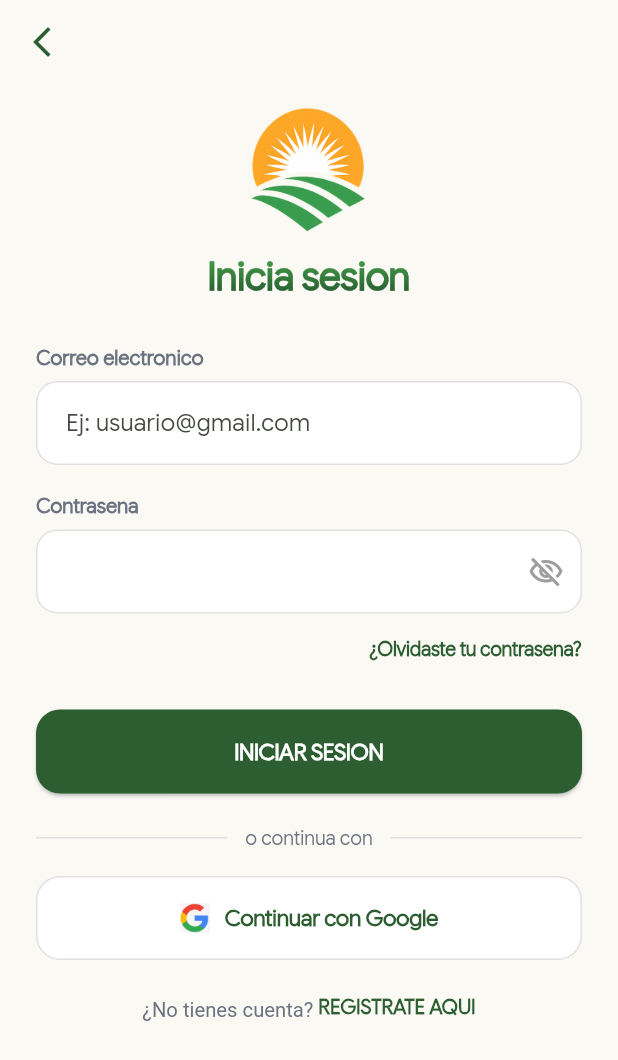
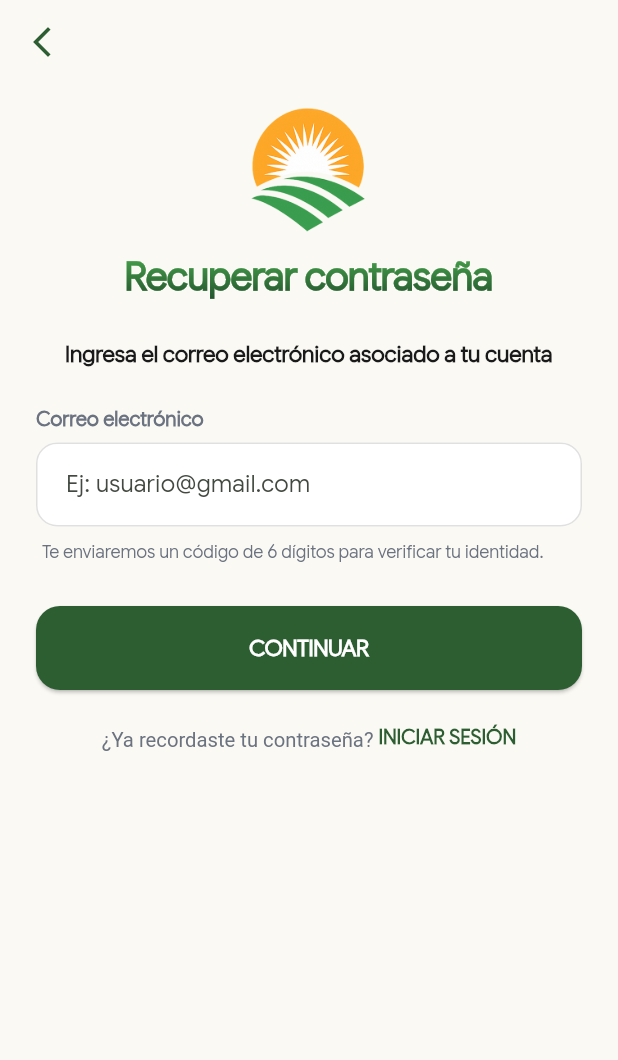
Before and after one commit to juantorresgonzalez5931-ship-it/tecnoagro, a Flutter app: the LoginScreen screen opened directly, after a tap on "¿Olvidaste tu contrasena?", on a phone screen of 412 x 824 dp. Shown: the top 1060 px of the screen. Run offline on Flutter 3.47's test engine with Material 3 defaults, Android fonts, the phone set to English and light mode, and no system bars; our stand-ins replace shared_preferences; accounts and stored records are empty; project files that could hold a hidden picture were left out.

Commit message:
recuperar contraseña

```diff
--- a/frontend/Tecnoagro/lib/pantallas/login.dart
+++ b/frontend/Tecnoagro/lib/pantallas/login.dart
@@ -1,4 +1,5 @@
 import 'package:flutter/material.dart';
+import 'package:frontend/pantallas/recuperar.dart';
 import 'package:frontend/widgets/app_text_field.dart';
 import '/service/services/user_service.dart';
 import 'package:shared_preferences/shared_preferences.dart';
@@ -136,7 +137,10 @@ class _LoginScreenState extends State<LoginScreen> {
               Align(
                 alignment: Alignment.centerRight,
                 child: TextButton(
-                  onPressed: () {},
+                  onPressed: () => Navigator.push(
+                    context,
+                    MaterialPageRoute(builder: (_) => const RecuperarScreen())
+                  ),
                   style: TextButton.styleFrom(foregroundColor: AppColors.verdePrimario, padding: EdgeInsets.zero),
                   child: const Text('¿Olvidaste tu contrasena?', style: TextStyle(fontWeight: FontWeight.w600, fontSize: 13)),
                 ),
--- a/frontend/Tecnoagro/lib/pantallas/recuperar.dart
+++ b/frontend/Tecnoagro/lib/pantallas/recuperar.dart
@@ -0,0 +1,172 @@
+import 'package:flutter/material.dart';
+import 'package:frontend/core/colores.dart';
+import 'package:frontend/pantallas/verificar_codigo.dart';
+import 'package:frontend/service/services/recuperar_service.dart';
+import 'package:frontend/widgets/app_text_field.dart';
+
+class RecuperarScreen extends StatefulWidget {
+  const RecuperarScreen({super.key});
+
+  @override
+  State<RecuperarScreen> createState() => _RecuperarScreenState();
+}
+
+class _RecuperarScreenState extends State<RecuperarScreen> {
+  final _emailController = TextEditingController();
+  final _recuperarService = RecuperarService();
+  bool _isLoading = false;
+
+  static final _regexEmail = RegExp(r'^[^@\s]+@[^@\s]+\.[^@\s]+$');
+
+  @override
+  void dispose() {
+    _emailController.dispose();
+    super.dispose();
+  }
+
+  Future<void> _continuar() async {
+    final email = _emailController.text.trim();
+
+    if (email.isEmpty) {
+      _mostrarMensaje('Ingresa tu correo electrónico', esError: true);
+      return;
+    }
+    if (!_regexEmail.hasMatch(email)) {
+      _mostrarMensaje('Ingresa un correo válido', esError: true);
+      return;
+    }
+
+    setState(() => _isLoading = true);
+    try {
+      await _recuperarService.enviarCodigo(email);
+      if (!mounted) return;
+      _mostrarMensaje('Te enviamos un código a tu correo');
+      Navigator.push(
+        context,
+        MaterialPageRoute(builder: (_) => VerificarCodigoScreen(email: email)),
+      );
+    } catch (e) {
+      if (!mounted) return;
+      _mostrarMensaje(e.toString().replaceAll('Exception: ', ''), esError: true);
+    } finally {
+      if (mounted) setState(() => _isLoading = false);
+    }
+  }
+
+  void _mostrarMensaje(String mensaje, {bool esError = false}) {
+    ScaffoldMessenger.of(context)
+      ..hideCurrentSnackBar()
+      ..showSnackBar(
+        SnackBar(
+          content: Text(mensaje),
+          backgroundColor: esError ? Colors.red.shade700 : Colors.green.shade700,
+          behavior: SnackBarBehavior.floating,
+        ),
+      );
+  }
+
+  @override
+  Widget build(BuildContext context) {
+    return Scaffold(
+      backgroundColor: AppColors.fondoCrema,
+      appBar: AppBar(
+        backgroundColor: Colors.transparent,
+        elevation: 0,
+        leading: IconButton(
+          icon: Icon(Icons.arrow_back_ios_new, color: AppColors.verdePrimario),
+          onPressed: () => Navigator.pop(context),
+        ),
+      ),
+      body: SafeArea(
+        child: SingleChildScrollView(
+          padding: const EdgeInsets.symmetric(horizontal: 24),
+          child: Column(
+            crossAxisAlignment: CrossAxisAlignment.stretch,
+            children: [
+              Center(
+                child: Image.asset('assets/images/logo-tecnoagro.png',
+                    width: 100, height: 100, fit: BoxFit.contain),
+              ),
+              const SizedBox(height: 10),
+              ShaderMask(
+                shaderCallback: (b) => LinearGradient(
+                  colors: [AppColors.verdeClaro, AppColors.verdeOscuro],
+                  begin: Alignment.topCenter,
+                  end: Alignment.bottomCenter,
+                ).createShader(b),
+                child: const Text('Recuperar contraseña',
+                    textAlign: TextAlign.center,
+                    style: TextStyle(
+                        color: Colors.white,
+                        fontSize: 26,
+                        fontWeight: FontWeight.bold)),
+              ),
+              const SizedBox(height: 22),
+              Text(
+                'Ingresa el correo electrónico asociado a tu cuenta',
+                textAlign: TextAlign.center,
+                style: TextStyle(
+                  color: AppColors.textoPrincipal,
+                  fontSize: 15,
+                  fontWeight: FontWeight.w600,
+                ),
+              ),
+              const SizedBox(height: 24),
+              AppTextField(
+                label: 'Correo electrónico',
+                hint: 'Ej: usuario@gmail.com',
+                controller: _emailController,
+                keyboardType: TextInputType.emailAddress,
+                textInputAction: TextInputAction.done,
+                enabled: !_isLoading,
+                onSubmitted: (_) => _continuar(),
+              ),
+              const SizedBox(height: 8),
+              Padding(
+                padding: const EdgeInsets.symmetric(horizontal: 4),
+                child: Text(
+                  'Te enviaremos un código de 6 dígitos para verificar tu identidad.',
+                  style: TextStyle(color: AppColors.textoSecundario, fontSize: 12),
+                ),
+              ),
+              const SizedBox(height: 28),
+              SizedBox(
+                height: 56,
+                child: ElevatedButton(
+                  onPressed: _isLoading ? null : _continuar,
+                  style: ElevatedButton.styleFrom(
+                    backgroundColor: AppColors.verdePrimario,
+                    foregroundColor: Colors.white,
+                    shape: RoundedRectangleBorder(borderRadius: BorderRadius.circular(16)),
+                  ),
+                  child: _isLoading
+                      ? const SizedBox(width: 22, height: 22, child: CircularProgressIndicator(strokeWidth: 2, color: Colors.white))
+                      : const Text('CONTINUAR', style: TextStyle(fontSize: 15, fontWeight: FontWeight.bold)),
+                ),
+              ),
+              const SizedBox(height: 22),
+              Center(
+                child: RichText(
+                  text: TextSpan(
+                    style: TextStyle(color: AppColors.textoSecundario, fontSize: 13.5),
+                    children: [
+                      const TextSpan(text: '¿Ya recordaste tu contraseña? '),
+                      WidgetSpan(
+                        child: GestureDetector(
+                          onTap: () => Navigator.pop(context),
+                          child: Text('INICIAR SESIÓN',
+                              style: TextStyle(color: AppColors.verdePrimario, fontWeight: FontWeight.bold, fontSize: 13.5)),
+                        ),
+                      ),
+                    ],
+                  ),
+                ),
+              ),
+              const SizedBox(height: 16),
+            ],
+          ),
+        ),
+      ),
+    );
+  }
+}
--- a/frontend/Tecnoagro/lib/widgets/app_text_field.dart
+++ b/frontend/Tecnoagro/lib/widgets/app_text_field.dart
@@ -7,6 +7,11 @@ class AppTextField extends StatelessWidget {
   final TextEditingController controller;
   final bool obscureText;
   final Widget? suffixIcon;
+  // Nuevos parámetros opcionales: no afectan las pantallas que ya usan el campo.
+  final TextInputType? keyboardType;
+  final TextInputAction? textInputAction;
+  final ValueChanged<String>? onSubmitted;
+  final bool enabled;
 
   const AppTextField({
     super.key,
@@ -15,6 +20,10 @@ class AppTextField extends StatelessWidget {
     required this.controller,
     this.obscureText = false,
     this.suffixIcon,
+    this.keyboardType,
+    this.textInputAction,
+    this.onSubmitted,
+    this.enabled = true,
   });
 
   @override
@@ -31,6 +40,10 @@ class AppTextField extends StatelessWidget {
         TextField(
           controller: controller,
           obscureText: obscureText,
+          enabled: enabled,
+          keyboardType: keyboardType,
+          textInputAction: textInputAction,
+          onSubmitted: onSubmitted,
           decoration: InputDecoration(
             hintText: hint,
             filled: true,
@@ -39,6 +52,7 @@ class AppTextField extends StatelessWidget {
             suffixIcon: suffixIcon,
             border: border,
             enabledBorder: border,
+            disabledBorder: border,
             focusedBorder: border.copyWith(borderSide: BorderSide(color: AppColors.verdePrimario, width: 1.5)),
           ),
         ),
```
Also changed, not shown: frontend/Tecnoagro/lib/pantallas/verificar_codigo.dart (added, +296 -0 lines), frontend/Tecnoagro/lib/service/services/recuperar_service.dart (added, +63 -0 lines), frontend/Tecnoagro/pubspec.lock.
